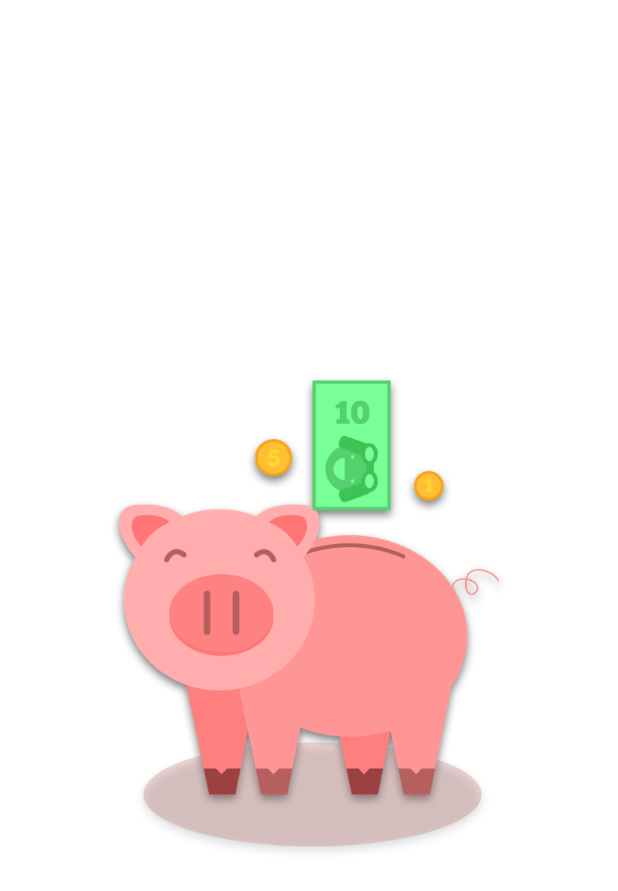
After one commit to TaniaIncio/GasNatural, an Android app: the layout slideshow1_view1.xml on its own in the app's theme, with its tools: preview values and no code run, on a phone screen of 412 x 824 dp. The commit adds this screen. Shown: the top 891 px of the screen. Run offline under Robolectric (Android 15) with nearby library versions, the phone set to English and light mode, and no system bars.

Commit message:
Agregadas todas las imagenes y las slides al proyecto

```diff
--- a/app/src/main/java/com/gmd/gasnatural/presentation/util/ModelObject.java
+++ b/app/src/main/java/com/gmd/gasnatural/presentation/util/ModelObject.java
@@ -4,7 +4,10 @@ package com.gmd.gasnatural.presentation.util;
 import com.gmd.gasnatural.R;
 
 public enum ModelObject {
-    RED(R.string.app_name, R.layout.intro_layout);
+    SLIDE1(R.string.app_name, R.layout.slideshow1_view1),
+    SLIDE2(R.string.app_name, R.layout.slideshow1_view2),
+    SLIDE3(R.string.app_name, R.layout.slideshow1_view3),
+    SLIDE4(R.string.app_name, R.layout.slideshow1_view4);
 
     private int mTitleResId;
     private int mLayoutResId;
--- /dev/null
+++ b/app/src/main/res/layout/slideshow1_view1.xml
@@ -0,0 +1,25 @@
+<?xml version="1.0" encoding="utf-8"?>
+<LinearLayout xmlns:android="http://schemas.android.com/apk/res/android"
+    android:orientation="vertical" android:layout_width="match_parent"
+    android:layout_height="match_parent">
+
+    <RelativeLayout xmlns:android="http://schemas.android.com/apk/res/android"
+        android:orientation="vertical" android:layout_width="match_parent"
+        android:background="@android:color/white"
+        android:layout_height="match_parent">
+
+        <ImageView
+            android:layout_width="wrap_content"
+            android:layout_height="wrap_content"
+            android:layout_gravity="center_horizontal"
+            android:layout_centerVertical="true"
+            android:layout_centerHorizontal="true"
+            android:src="@mipmap/slide1"
+            />
+
+
+
+    </RelativeLayout>
+
+
+</LinearLayout>
```
Also changed, not shown: app/src/main/java/com/gmd/gasnatural/presentation/activity/SlideActivity.java (+38 -0 lines), app/src/main/res/layout/slideshow1_view2.xml (added, +25 -0 lines), app/src/main/res/layout/slideshow1_view3.xml (added, +25 -0 lines), app/src/main/res/layout/slideshow1_view4.xml (added, +25 -0 lines).
